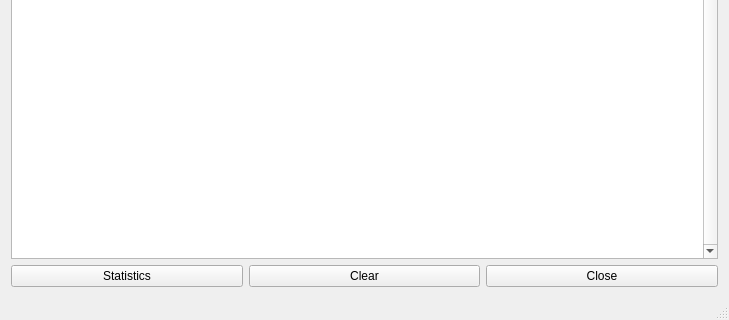
Before: the Qt Designer form mainwindow.ui in AONunan/FinalYearProject, drawn with Qt 5; both pictures show x 0 to 729 and y 270 to 590 of the 729 by 590 pixel window.
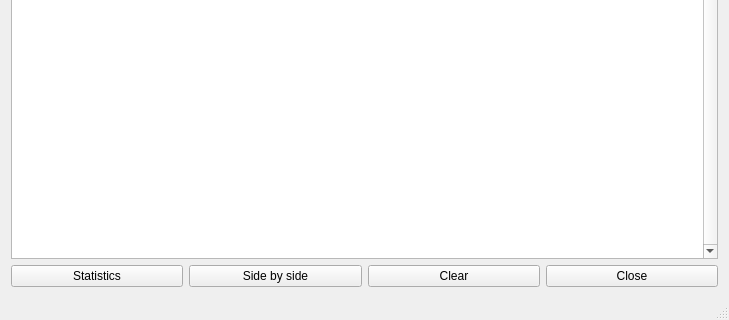
After: the same form once the commit is applied.

Commit message: Added table to SideBySideWindow showing back and forth between client and server

Diff of the .ui file:
```diff
--- a/mainwindow.ui
+++ b/mainwindow.ui
@@ -165,6 +165,13 @@
         </property>
        </widget>
       </item>
+      <item>
+       <widget class="QPushButton" name="pushButton_side_by_side">
+        <property name="text">
+         <string>Side by side</string>
+        </property>
+       </widget>
+      </item>
       <item>
        <widget class="QPushButton" name="pushButton_clear">
         <property name="text">
```
Left out of the diff: 2 changed lines with no effect on the pictures. The commit also changes 5 other files.
